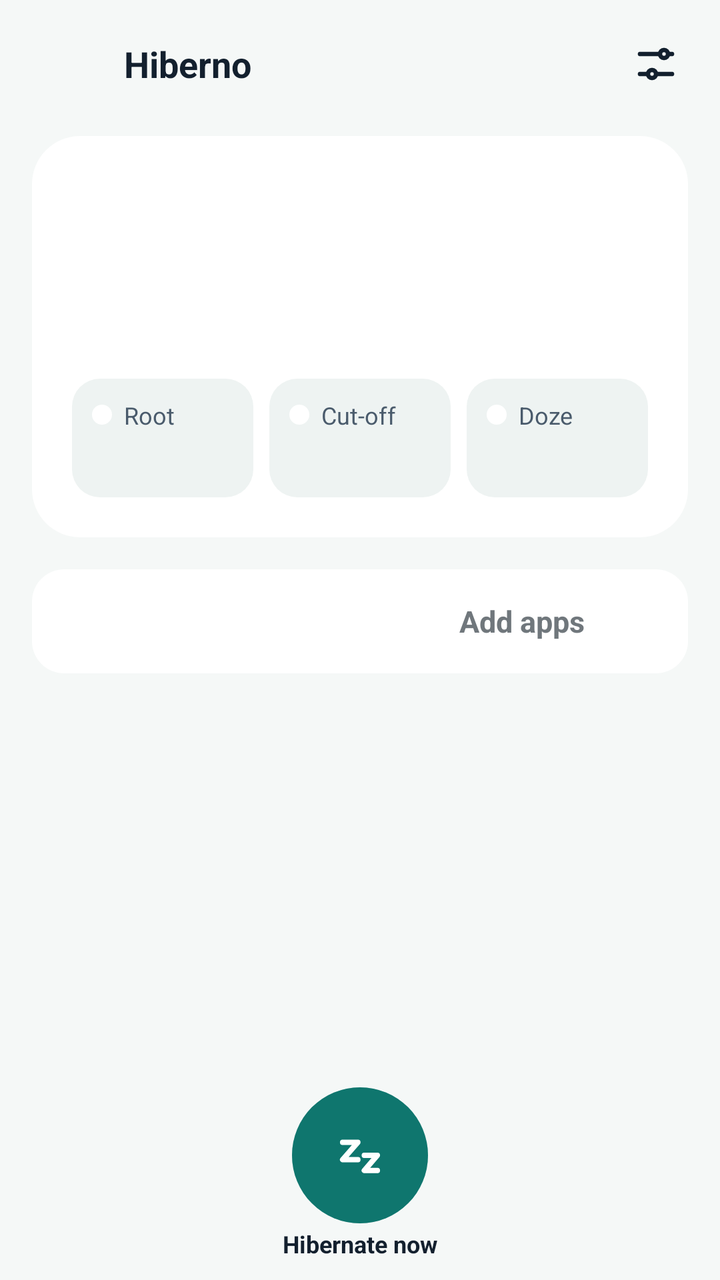
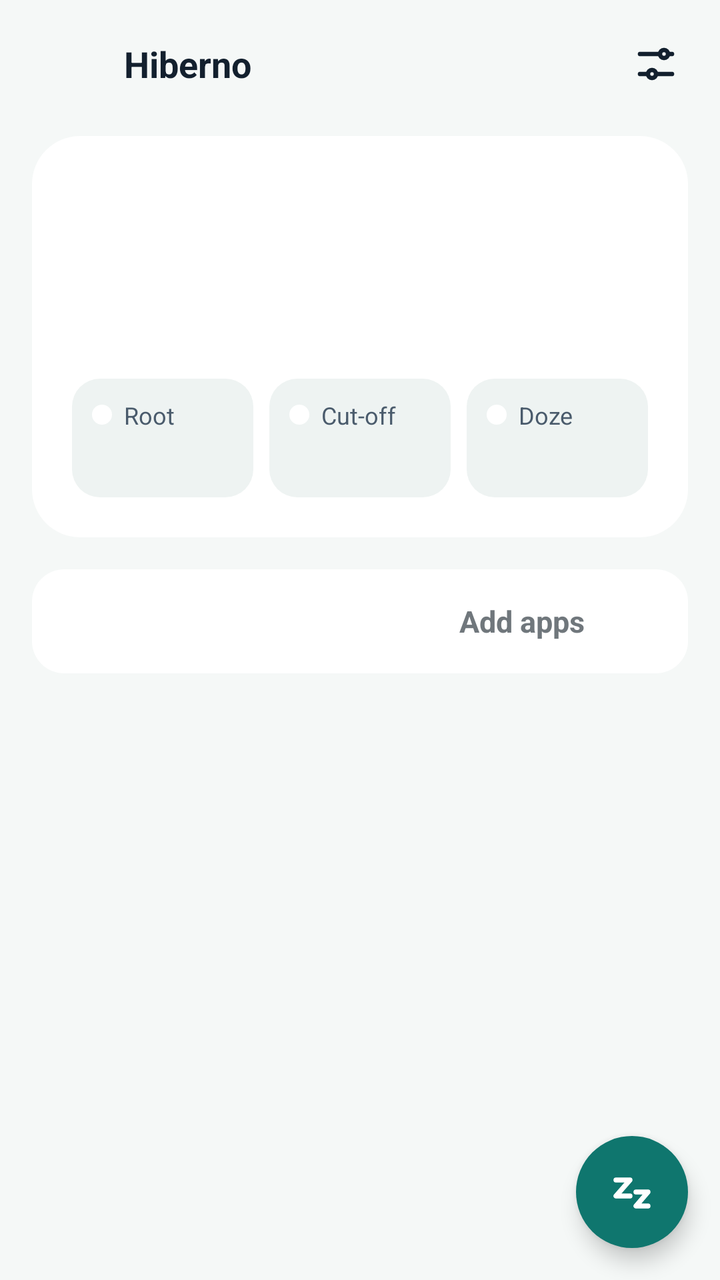

Two renders of the same Android screen: before a commit and after it. Below are the layout's source before the change and the commit's diff.
<!-- AndroidManifest.xml: application theme Theme.Hiberno -->
<!-- res/layout/activity_main.xml -->
<?xml version="1.0" encoding="utf-8"?>
<LinearLayout xmlns:android="http://schemas.android.com/apk/res/android"
    android:layout_width="match_parent"
    android:layout_height="match_parent"
    android:animateLayoutChanges="true"
    android:fitsSystemWindows="true"
    android:orientation="vertical">

    <LinearLayout
        android:layout_width="match_parent"
        android:layout_height="wrap_content"
        android:gravity="center_vertical"
        android:paddingStart="20dp"
        android:paddingTop="8dp"
        android:paddingEnd="8dp">

        <ImageView
            android:layout_width="32dp"
            android:layout_height="32dp"
            android:importantForAccessibility="no"
            android:src="@mipmap/ic_launcher" />

        <TextView
            android:layout_width="0dp"
            android:layout_height="wrap_content"
            android:layout_marginStart="10dp"
            android:layout_weight="1"
            android:text="@string/app_name"
            android:textColor="@color/text"
            android:textSize="18sp"
            android:textStyle="bold" />

        <ImageButton
            android:id="@+id/settings"
            android:layout_width="48dp"
            android:layout_height="48dp"
            android:background="?android:attr/selectableItemBackgroundBorderless"
            android:contentDescription="@string/settings"
            android:src="@drawable/ic_tune" />
    </LinearLayout>

    <LinearLayout
        android:id="@+id/hero"
        android:layout_width="match_parent"
        android:layout_height="wrap_content"
        android:layout_marginHorizontal="16dp"
        android:layout_marginTop="12dp"
        android:animateLayoutChanges="true"
        android:background="@drawable/bg_card"
        android:orientation="vertical"
        android:padding="20dp">

        <LinearLayout
            android:layout_width="wrap_content"
            android:layout_height="wrap_content"
            android:baselineAligned="true">

            <TextView
                android:id="@+id/hero_count"
                android:layout_width="wrap_content"
                android:layout_height="wrap_content"
                android:textColor="@color/text"
                android:textSize="48sp"
                android:textStyle="bold" />

            <TextView
                android:id="@+id/hero_label"
                android:layout_width="wrap_content"
                android:layout_height="wrap_content"
                android:layout_marginStart="8dp"
                android:textColor="@color/text"
                android:textSize="22sp"
                android:textStyle="bold" />
        </LinearLayout>

        <TextView
            android:id="@+id/hero_sub"
            android:layout_width="wrap_content"
            android:layout_height="wrap_content"
            android:layout_marginTop="4dp"
            android:textColor="@color/muted"
            android:textSize="14sp" />

        <LinearLayout
            android:id="@+id/hero_tiles"
            android:layout_width="match_parent"
            android:layout_height="wrap_content"
            android:layout_marginTop="14dp">

            <LinearLayout
                android:id="@+id/tile_root"
                style="@style/Tile"
                android:layout_marginEnd="8dp">

                <TextView
                    android:id="@+id/dot_root"
                    style="@style/TileLabel"
                    android:text="@string/root" />

                <TextView
                    android:id="@+id/val_root"
                    style="@style/TileValue" />
            </LinearLayout>

            <LinearLayout
                android:id="@+id/tile_cutoff"
                style="@style/Tile"
                android:layout_marginEnd="8dp">

                <TextView
                    android:id="@+id/dot_cutoff"
                    style="@style/TileLabel"
                    android:text="@string/cutoff" />

                <TextView
                    android:id="@+id/val_cutoff"
                    style="@style/TileValue" />
            </LinearLayout>

            <LinearLayout
                android:id="@+id/tile_doze"
                style="@style/Tile">

                <TextView
                    android:id="@+id/dot_doze"
                    style="@style/TileLabel"
                    android:text="@string/doze" />

                <TextView
                    android:id="@+id/val_doze"
                    style="@style/TileValue" />
            </LinearLayout>
        </LinearLayout>
    </LinearLayout>

    <LinearLayout
        android:layout_width="match_parent"
        android:layout_height="wrap_content"
        android:layout_marginHorizontal="16dp"
        android:layout_marginTop="16dp"
        android:layout_marginBottom="4dp"
        android:background="@drawable/bg_tabs"
        android:padding="4dp">

        <TextView
            android:id="@+id/tab_sleeping"
            style="@style/Tab" />

        <TextView
            android:id="@+id/tab_add"
            style="@style/Tab"
            android:layout_marginStart="4dp"
            android:text="@string/add_apps" />
    </LinearLayout>

    <LinearLayout
        android:id="@+id/add_controls"
        android:layout_width="match_parent"
        android:layout_height="wrap_content"
        android:orientation="vertical"
        android:visibility="gone">

        <EditText
            android:id="@+id/search"
            android:layout_width="match_parent"
            android:layout_height="48dp"
            android:layout_marginHorizontal="16dp"
            android:layout_marginTop="8dp"
            android:autofillHints=""
            android:background="@drawable/bg_search"
            android:drawableStart="@drawable/ic_search"
            android:drawablePadding="10dp"
            android:hint="@string/search_apps"
            android:imeOptions="actionSearch"
            android:inputType="text"
            android:paddingHorizontal="16dp"
            android:textColor="@color/text"
            android:textColorHint="@color/muted"
            android:textSize="15sp" />

        <LinearLayout
            android:layout_width="match_parent"
            android:layout_height="wrap_content"
            android:paddingHorizontal="16dp"
            android:paddingTop="10dp">

            <TextView
                android:id="@+id/chip_user"
                style="@style/Chip"
                android:text="@string/user_apps" />

            <TextView
                android:id="@+id/chip_system"
                style="@style/Chip"
                android:text="@string/system_apps" />

            <TextView
                android:id="@+id/chip_selected"
                style="@style/Chip"
                android:text="@string/selected" />
        </LinearLayout>
    </LinearLayout>

    <ListView
        android:id="@+id/list"
        android:layout_width="match_parent"
        android:layout_height="0dp"
        android:layout_weight="1"
        android:clipToPadding="false"
        android:divider="@android:color/transparent"
        android:dividerHeight="6dp"
        android:paddingHorizontal="16dp"
        android:paddingVertical="8dp" />

    <TextView
        android:id="@+id/empty"
        android:layout_width="match_parent"
        android:layout_height="0dp"
        android:layout_weight="1"
        android:gravity="center"
        android:padding="32dp"
        android:text="@string/empty_sleeping"
        android:textColor="@color/muted"
        android:textSize="15sp"
        android:visibility="gone" />

    <LinearLayout
        android:id="@+id/sleep_dock"
        android:layout_width="match_parent"
        android:layout_height="wrap_content"
        android:gravity="center_horizontal"
        android:orientation="vertical"
        android:paddingTop="6dp"
        android:paddingBottom="10dp">

        <ImageButton
            android:id="@+id/hibernate"
            android:layout_width="68dp"
            android:layout_height="68dp"
            android:background="@drawable/bg_round_btn"
            android:contentDescription="@string/hibernate_now"
            android:padding="21dp"
            android:scaleType="fitCenter"
            android:src="@drawable/ic_zz"
            android:tint="?attr/hOnAccent" />

        <TextView
            android:layout_width="wrap_content"
            android:layout_height="wrap_content"
            android:layout_marginTop="2dp"
            android:importantForAccessibility="no"
            android:text="@string/hibernate_now"
            android:textColor="@color/text"
            android:textSize="12sp"
            android:textStyle="bold" />
    </LinearLayout>

    <Button
        android:id="@+id/done"
        android:layout_width="match_parent"
        android:layout_height="56dp"
        android:layout_marginHorizontal="16dp"
        android:layout_marginTop="8dp"
        android:layout_marginBottom="12dp"
        android:background="@drawable/bg_pill"
        android:stateListAnimator="@null"
        android:textAllCaps="false"
        android:textColor="?attr/hOnAccent"
        android:textSize="17sp"
        android:textStyle="bold"
        android:visibility="gone" />
</LinearLayout>
<!-- resources referenced by this layout -->
<resources>
  <color name="muted">#4A5B6C</color>
  <color name="text">#13202E</color>
  <!-- drawable bg_card (drawable) -->
  <shape xmlns:android="http://schemas.android.com/apk/res/android">
      <solid android:color="?attr/hCard" />
      <corners android:radius="24dp" />
  </shape>
  <!-- drawable bg_pill (drawable) -->
  <shape xmlns:android="http://schemas.android.com/apk/res/android">
      <solid android:color="?attr/hAccent" />
      <corners android:radius="30dp" />
  </shape>
  <!-- drawable bg_round_btn (drawable) -->
  <layer-list xmlns:android="http://schemas.android.com/apk/res/android">
      <item>
          <shape android:shape="oval"><solid android:color="?attr/hAccentSoft" /></shape>
      </item>
      <item android:inset="6dp">
          <shape android:shape="oval"><solid android:color="?attr/hAccent" /></shape>
      </item>
  </layer-list>
  <!-- drawable bg_search (drawable) -->
  <shape xmlns:android="http://schemas.android.com/apk/res/android">
      <solid android:color="?attr/hCard" />
      <stroke android:width="1dp" android:color="?attr/hLine" />
      <corners android:radius="24dp" />
  </shape>
  <!-- drawable bg_tabs (drawable) -->
  <shape xmlns:android="http://schemas.android.com/apk/res/android">
      <solid android:color="?attr/hCard" />
      <corners android:radius="16dp" />
  </shape>
  <!-- drawable ic_zz (drawable) -->
  <vector xmlns:android="http://schemas.android.com/apk/res/android" android:width="24dp" android:height="24dp" android:viewportWidth="24" android:viewportHeight="24">
      <path android:strokeColor="#FFFFFF" android:strokeWidth="2.5" android:strokeLineCap="round" android:strokeLineJoin="round" android:pathData="M4,6h7l-7,8h7M14,12h6l-6,7h6" />
  </vector>
  <!-- mipmap ic_launcher (mipmap-anydpi-v26) -->
  <?xml version="1.0" encoding="utf-8"?>
  <adaptive-icon xmlns:android="http://schemas.android.com/apk/res/android">
      <background android:drawable="@color/hiberno_navy" />
      <foreground android:drawable="@drawable/ic_launcher_fg" />
      <monochrome android:drawable="@drawable/ic_launcher_mono" />
  </adaptive-icon>
  <string name="add_apps">Add apps</string>
  <string name="app_name">Hiberno</string>
  <string name="cutoff">Cut-off</string>
  <string name="doze">Doze</string>
  <string name="empty_sleeping">No apps yet. Open “Add apps” and pick the ones that drain your battery.</string>
  <string name="hibernate_now">Hibernate now</string>
  <string name="root">Root</string>
  <string name="search_apps">Search apps</string>
  <string name="selected">Selected</string>
  <string name="settings">Settings</string>
  <string name="system_apps">System apps</string>
  <string name="user_apps">User apps</string>
  <style name="TileValue">
          <item name="android:layout_width">wrap_content</item>
          <item name="android:layout_height">wrap_content</item>
          <item name="android:layout_marginTop">4dp</item>
          <item name="android:textColor">@color/text</item>
          <item name="android:textSize">14sp</item>
          <item name="android:textStyle">bold</item>
      </style>
  <color name="hiberno_navy">#10233A</color>
  <!-- drawable bg_tile (drawable) -->
  <shape xmlns:android="http://schemas.android.com/apk/res/android">
      <solid android:color="?attr/hTile" />
      <corners android:radius="14dp" />
  </shape>
  <!-- drawable ic_dot (drawable) -->
  <shape xmlns:android="http://schemas.android.com/apk/res/android" android:shape="oval">
      <solid android:color="#FFFFFF" />
      <size android:width="10dp" android:height="10dp" />
  </shape>
  <color name="accent">#0F766E</color>
  <color name="on_accent">#FFFFFF</color>
  <color name="accent_soft">#400F766E</color>
  <color name="bg">#F5F8F7</color>
  <color name="card">#FFFFFF</color>
  <color name="tile">#EEF3F2</color>
  <color name="line">#DCE4E2</color>
  <!-- unchanged entries left out for length: 9 -->
</resources>

<!-- the commit's change to res/layout/activity_main.xml (unified diff, before → after) -->
@@ -201,59 +201,49 @@
         </LinearLayout>
     </LinearLayout>
 
-    <ListView
-        android:id="@+id/list"
+    <FrameLayout
         android:layout_width="match_parent"
         android:layout_height="0dp"
-        android:layout_weight="1"
-        android:clipToPadding="false"
-        android:divider="@android:color/transparent"
-        android:dividerHeight="6dp"
-        android:paddingHorizontal="16dp"
-        android:paddingVertical="8dp" />
-
-    <TextView
-        android:id="@+id/empty"
-        android:layout_width="match_parent"
-        android:layout_height="0dp"
-        android:layout_weight="1"
-        android:gravity="center"
-        android:padding="32dp"
-        android:text="@string/empty_sleeping"
-        android:textColor="@color/muted"
-        android:textSize="15sp"
-        android:visibility="gone" />
-
-    <LinearLayout
-        android:id="@+id/sleep_dock"
-        android:layout_width="match_parent"
-        android:layout_height="wrap_content"
-        android:gravity="center_horizontal"
-        android:orientation="vertical"
-        android:paddingTop="6dp"
-        android:paddingBottom="10dp">
+        android:layout_weight="1">
+
+        
+        <ListView
+            android:id="@+id/list"
+            android:layout_width="match_parent"
+            android:layout_height="match_parent"
+            android:clipToPadding="false"
+            android:divider="@android:color/transparent"
+            android:dividerHeight="6dp"
+            android:paddingHorizontal="16dp"
+            android:paddingTop="8dp"
+            android:paddingBottom="88dp" />
+
+        <TextView
+            android:id="@+id/empty"
+            android:layout_width="match_parent"
+            android:layout_height="match_parent"
+            android:gravity="center"
+            android:padding="32dp"
+            android:text="@string/empty_sleeping"
+            android:textColor="@color/muted"
+            android:textSize="15sp"
+            android:visibility="gone" />
 
         <ImageButton
             android:id="@+id/hibernate"
-            android:layout_width="68dp"
-            android:layout_height="68dp"
-            android:background="@drawable/bg_round_btn"
+            android:layout_width="56dp"
+            android:layout_height="56dp"
+            android:layout_gravity="bottom|end"
+            android:layout_margin="16dp"
+            android:background="@drawable/bg_fab"
             android:contentDescription="@string/hibernate_now"
-            android:padding="21dp"
+            android:elevation="6dp"
+            android:padding="16dp"
             android:scaleType="fitCenter"
             android:src="@drawable/ic_zz"
-            android:tint="?attr/hOnAccent" />
-
-        <TextView
-            android:layout_width="wrap_content"
-            android:layout_height="wrap_content"
-            android:layout_marginTop="2dp"
-            android:importantForAccessibility="no"
-            android:text="@string/hibernate_now"
-            android:textColor="@color/text"
-            android:textSize="12sp"
-            android:textStyle="bold" />
-    </LinearLayout>
+            android:tint="?attr/hOnAccent"
+            android:tooltipText="@string/hibernate_now" />
+    </FrameLayout>
 
     <Button
         android:id="@+id/done"
<!-- resource entries referenced after the edit -->
@@ -7,20 +7,17 @@
       <solid android:color="?attr/hCard" />
       <corners android:radius="24dp" />
   </shape>
+  <!-- drawable bg_fab (drawable) -->
+  <ripple xmlns:android="http://schemas.android.com/apk/res/android" android:color="?attr/hAccentSoft">
+      <item>
+          <shape android:shape="oval"><solid android:color="?attr/hAccent" /></shape>
+      </item>
+  </ripple>
   <!-- drawable bg_pill (drawable) -->
   <shape xmlns:android="http://schemas.android.com/apk/res/android">
       <solid android:color="?attr/hAccent" />
       <corners android:radius="30dp" />
   </shape>
-  <!-- drawable bg_round_btn (drawable) -->
-  <layer-list xmlns:android="http://schemas.android.com/apk/res/android">
-      <item>
-          <shape android:shape="oval"><solid android:color="?attr/hAccentSoft" /></shape>
-      </item>
-      <item android:inset="6dp">
-          <shape android:shape="oval"><solid android:color="?attr/hAccent" /></shape>
-      </item>
-  </layer-list>
   <!-- drawable bg_search (drawable) -->
   <shape xmlns:android="http://schemas.android.com/apk/res/android">
       <solid android:color="?attr/hCard" />
